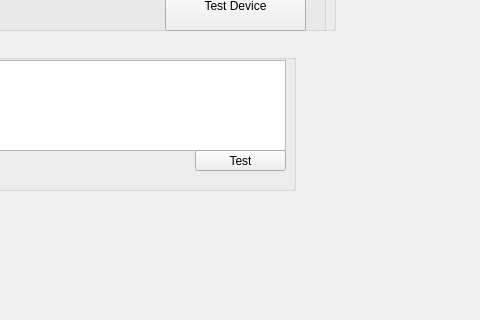
First picture: the form in GUI/MainGUI/MainGUI.ui, repository my-memory-leaked/Modbus-Industrial-Diagnostic-Tool, before the edit; both pictures show x 355 to 835 and y 350 to 670 of the 1097 by 777 pixel window.
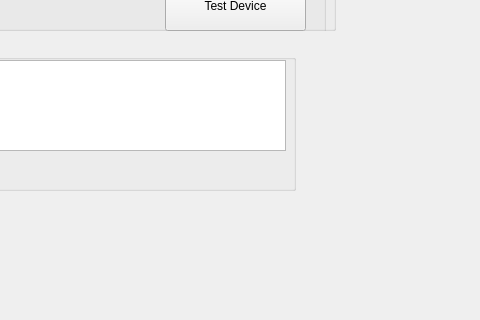
Second picture: the form after the edit.

Commit message: Removed unnecessary functionality

What changed in the file:
```diff
--- a/GUI/MainGUI/MainGUI.ui
+++ b/GUI/MainGUI/MainGUI.ui
@@ -296,19 +296,6 @@
       </rect>
      </property>
     </widget>
-    <widget class="QPushButton" name="TestButton">
-     <property name="geometry">
-      <rect>
-       <x>540</x>
-       <y>110</y>
-       <width>91</width>
-       <height>21</height>
-      </rect>
-     </property>
-     <property name="text">
-      <string>Test</string>
-     </property>
-    </widget>
     <widget class="QPushButton" name="AddDevice">
      <property name="geometry">
       <rect>
```
The commit also changes 2 other files.
